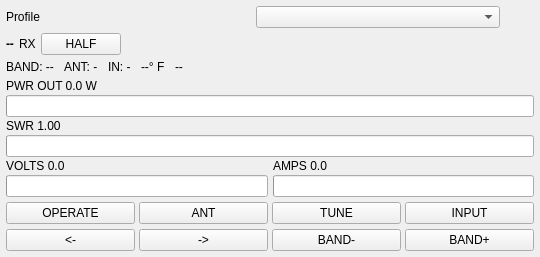
Before: the Qt Designer form ui/AmplifierWidget.ui in aa5sh/QLog, drawn with Qt 5.
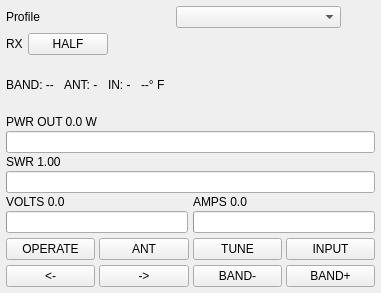
After: the same form once the commit is applied.

Commit message:
Remove SWR and output labels from Amplifier UI
Remove the SWR and output summary labels and their updates. ui/AmplifierWidget.cpp: delete the statusChanged updates for swrLabel and outputLabel. ui/AmplifierWidget.ui: remove the outputLabel and swrLabel widgets from the summaryLayout and adjust the main widget size (was 540x248, now 381x293). This cleans up the summary area and removes now-unused UI elements and logic.

```diff
--- a/ui/AmplifierWidget.ui
+++ b/ui/AmplifierWidget.ui
@@ -6,8 +6,8 @@
    <rect>
     <x>0</x>
     <y>0</y>
-    <width>540</width>
-    <height>248</height>
+    <width>381</width>
+    <height>293</height>
    </rect>
   </property>
   <property name="maximumSize">
@@ -86,16 +86,6 @@
    </item>
    <item>
     <layout class="QHBoxLayout" name="summaryLayout">
-     <item>
-      <widget class="QLabel" name="outputLabel">
-       <property name="styleSheet">
-        <string notr="true">font-weight:bold;</string>
-       </property>
-       <property name="text">
-        <string>--</string>
-       </property>
-      </widget>
-     </item>
      <item>
       <widget class="QLabel" name="txLabel">
        <property name="text">
@@ -164,13 +154,6 @@
        </property>
       </widget>
      </item>
-     <item>
-      <widget class="QLabel" name="swrLabel">
-       <property name="text">
-        <string>--</string>
-       </property>
-      </widget>
-     </item>
      <item>
       <spacer name="statusSpacer">
        <property name="orientation">
```
The commit also changes 1 other file.
